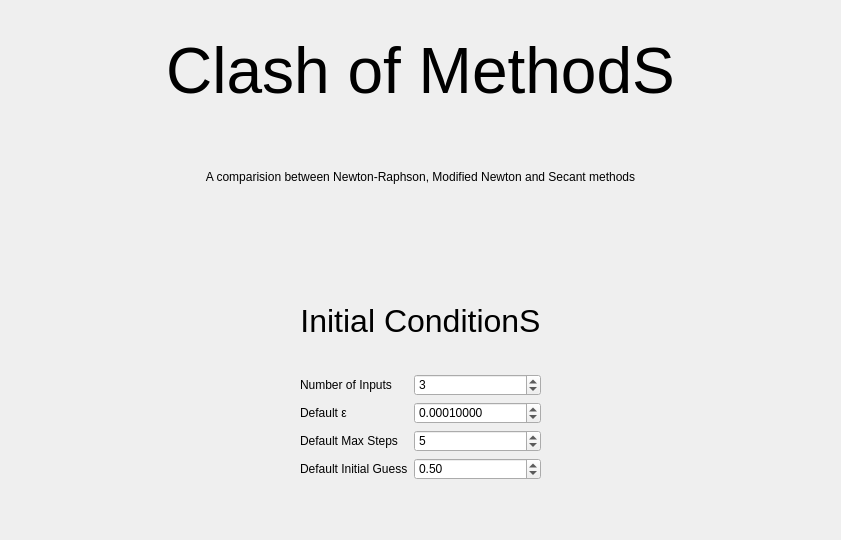
Before: the Qt Designer form views/clash/clashview.ui in talDoFlemis/bentomark, drawn with Qt 5.
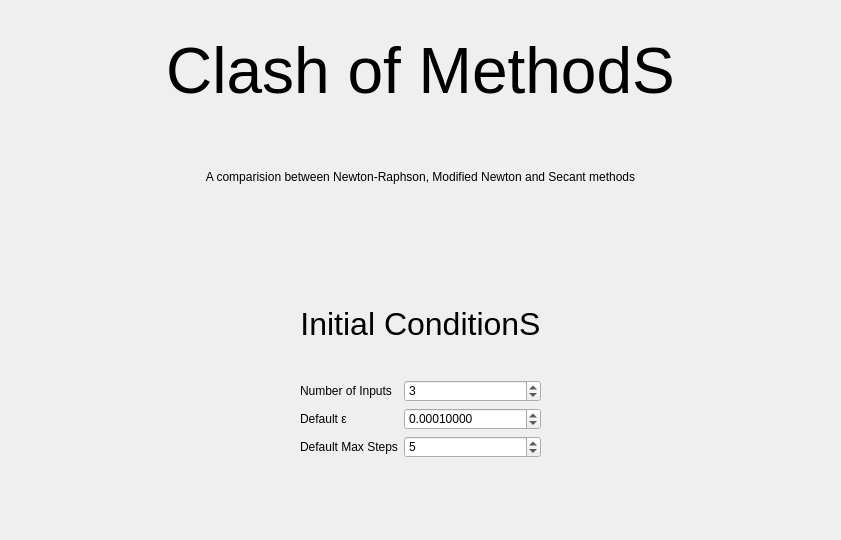
After: the same form once the commit is applied.

Commit message: InitialGuess Removido da GUI

```diff
--- a/views/clash/clashview.ui
+++ b/views/clash/clashview.ui
@@ -288,33 +288,13 @@
               <number>1</number>
              </property>
              <property name="maximum">
-              <number>20</number>
+              <number>10000</number>
              </property>
              <property name="value">
               <number>5</number>
              </property>
             </widget>
            </item>
-           <item row="3" column="0">
-            <widget class="QLabel" name="label_2">
-             <property name="text">
-              <string>Default Initial Guess</string>
-             </property>
-            </widget>
-           </item>
-           <item row="3" column="1">
-            <widget class="QDoubleSpinBox" name="defaultGuess">
-             <property name="minimum">
-              <double>-100.000000000000000</double>
-             </property>
-             <property name="maximum">
-              <double>100.000000000000000</double>
-             </property>
-             <property name="value">
-              <double>0.500000000000000</double>
-             </property>
-            </widget>
-           </item>
           </layout>
          </item>
          <item row="1" column="0">
```
The commit also changes 9 other files.
